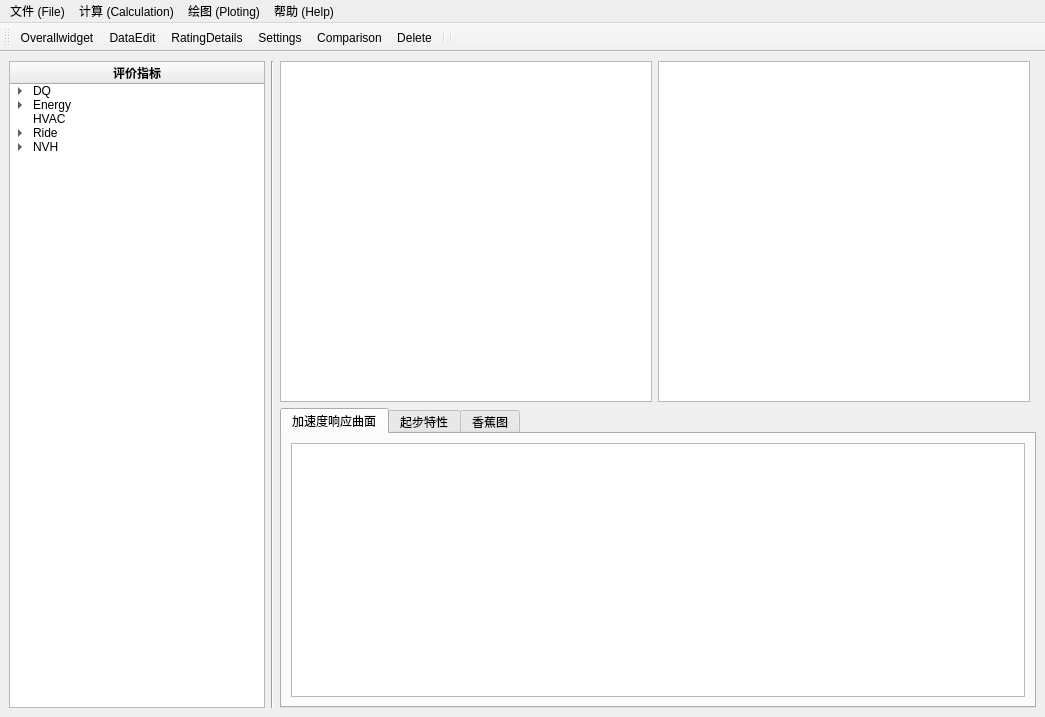
This is Ui_VI_Accessment_System.ui in huisede/untitled as Qt 5 draws it before an edit. The edited form follows.
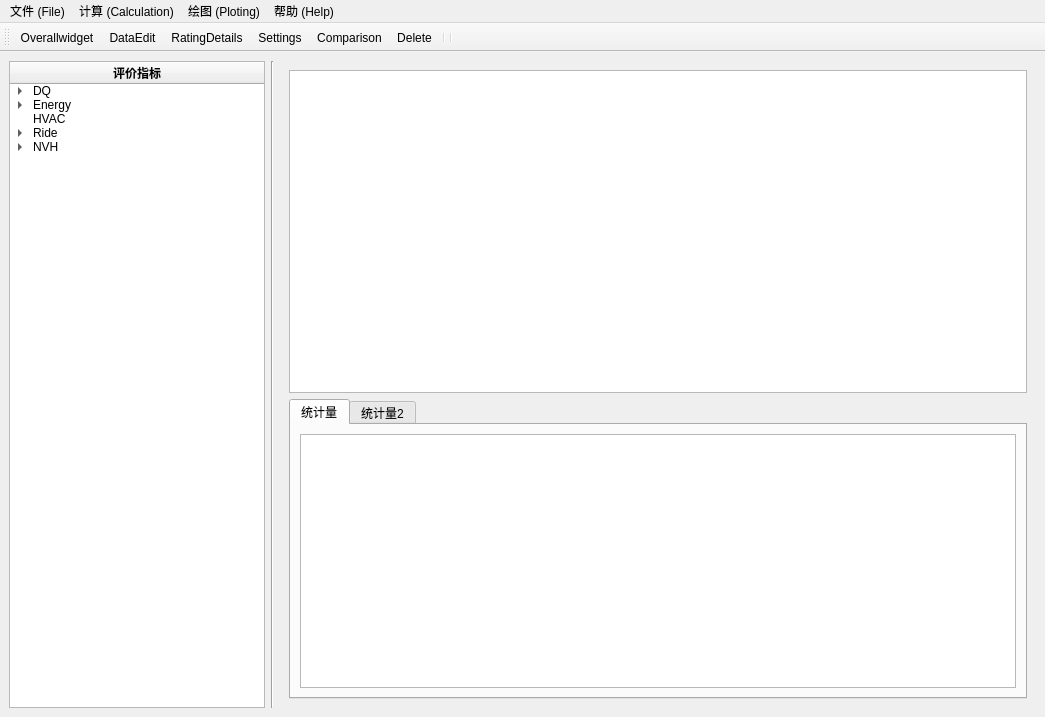
This is the edited form. The open tabs and pages were chosen to show the change. Icons and pictures are not drawn.

```diff
--- a/Ui_VI_Accessment_System.ui
+++ b/Ui_VI_Accessment_System.ui
@@ -729,6 +729,47 @@
             </item>
            </layout>
           </widget>
+          <widget class="QWidget" name="Page_KeyOnOff">
+           <layout class="QGridLayout" name="gridLayout_22">
+            <item row="0" column="0">
+             <widget class="QGraphicsView" name="graphicsView_keyonoff"/>
+            </item>
+            <item row="1" column="0">
+             <widget class="QTabWidget" name="tabWidget_3">
+              <property name="sizePolicy">
+               <sizepolicy hsizetype="Expanding" vsizetype="Expanding">
+                <horstretch>0</horstretch>
+                <verstretch>0</verstretch>
+               </sizepolicy>
+              </property>
+              <property name="maximumSize">
+               <size>
+                <width>16777215</width>
+                <height>300</height>
+               </size>
+              </property>
+              <property name="currentIndex">
+               <number>0</number>
+              </property>
+              <widget class="QWidget" name="tab_6">
+               <attribute name="title">
+                <string>统计量</string>
+               </attribute>
+               <layout class="QGridLayout" name="gridLayout_21">
+                <item row="0" column="0">
+                 <widget class="QTableView" name="tableView_SB_result_2"/>
+                </item>
+               </layout>
+              </widget>
+              <widget class="QWidget" name="tab_7">
+               <attribute name="title">
+                <string>统计量2</string>
+               </attribute>
+              </widget>
+             </widget>
+            </item>
+           </layout>
+          </widget>
          </widget>
         </item>
        </layout>
```
Left out of the diff: 4 changed lines with no effect on the pictures.
